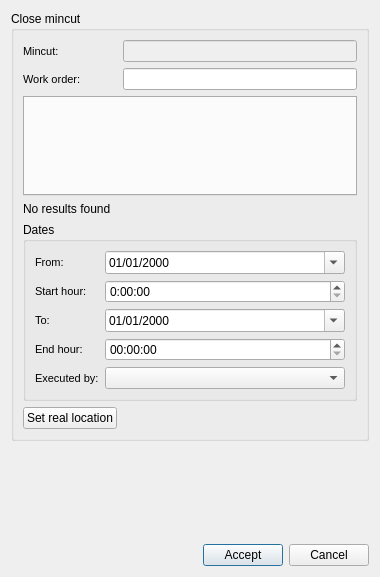
This is core/ui/toolbars/om/mincut_end.ui in Giswater/giswater_qgis_plugin as Qt 5 draws it before an edit. The edited form follows.
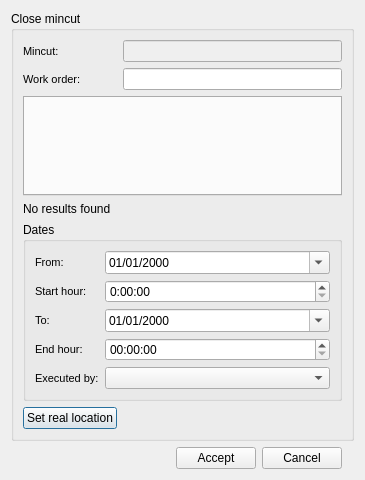
This is the edited form.

Commit message: style(ui): add lyt_buttons QGridLayout for all dialogs.

```diff
--- a/core/ui/toolbars/om/mincut_end.ui
+++ b/core/ui/toolbars/om/mincut_end.ui
@@ -6,53 +6,14 @@
    <rect>
     <x>0</x>
     <y>0</y>
-    <width>380</width>
-    <height>577</height>
+    <width>365</width>
+    <height>467</height>
    </rect>
   </property>
   <property name="windowTitle">
    <string>Mincut end</string>
   </property>
   <layout class="QGridLayout" name="gridLayout_3">
-   <item row="2" column="0">
-    <spacer name="horizontalSpacer">
-     <property name="orientation">
-      <enum>Qt::Horizontal</enum>
-     </property>
-     <property name="sizeHint" stdset="0">
-      <size>
-       <width>155</width>
-       <height>20</height>
-      </size>
-     </property>
-    </spacer>
-   </item>
-   <item row="2" column="1">
-    <widget class="QPushButton" name="btn_accept">
-     <property name="sizePolicy">
-      <sizepolicy hsizetype="Preferred" vsizetype="Fixed">
-       <horstretch>0</horstretch>
-       <verstretch>0</verstretch>
-      </sizepolicy>
-     </property>
-     <property name="text">
-      <string>Accept</string>
-     </property>
-    </widget>
-   </item>
-   <item row="2" column="2">
-    <widget class="QPushButton" name="btn_cancel">
-     <property name="sizePolicy">
-      <sizepolicy hsizetype="Preferred" vsizetype="Fixed">
-       <horstretch>0</horstretch>
-       <verstretch>0</verstretch>
-      </sizepolicy>
-     </property>
-     <property name="text">
-      <string>Cancel</string>
-     </property>
-    </widget>
-   </item>
    <item row="0" column="0" colspan="3">
     <widget class="QGroupBox" name="grb_close_mincut">
      <property name="title">
@@ -468,6 +429,52 @@
      </property>
     </spacer>
    </item>
+   <item row="3" column="0">
+    <layout class="QGridLayout" name="lyt_buttons">
+     <property name="topMargin">
+      <number>0</number>
+     </property>
+     <item row="0" column="1">
+      <widget class="QPushButton" name="btn_accept">
+       <property name="sizePolicy">
+        <sizepolicy hsizetype="Preferred" vsizetype="Fixed">
+         <horstretch>0</horstretch>
+         <verstretch>0</verstretch>
+        </sizepolicy>
+       </property>
+       <property name="text">
+        <string>Accept</string>
+       </property>
+      </widget>
+     </item>
+     <item row="0" column="0">
+      <spacer name="horizontalSpacer">
+       <property name="orientation">
+        <enum>Qt::Horizontal</enum>
+       </property>
+       <property name="sizeHint" stdset="0">
+        <size>
+         <width>155</width>
+         <height>20</height>
+        </size>
+       </property>
+      </spacer>
+     </item>
+     <item row="0" column="2">
+      <widget class="QPushButton" name="btn_cancel">
+       <property name="sizePolicy">
+        <sizepolicy hsizetype="Preferred" vsizetype="Fixed">
+         <horstretch>0</horstretch>
+         <verstretch>0</verstretch>
+        </sizepolicy>
+       </property>
+       <property name="text">
+        <string>Cancel</string>
+       </property>
+      </widget>
+     </item>
+    </layout>
+   </item>
   </layout>
  </widget>
  <tabstops>
```
Left out of the diff: 4 changed lines with no effect on the pictures. The commit also changes 58 other files.
